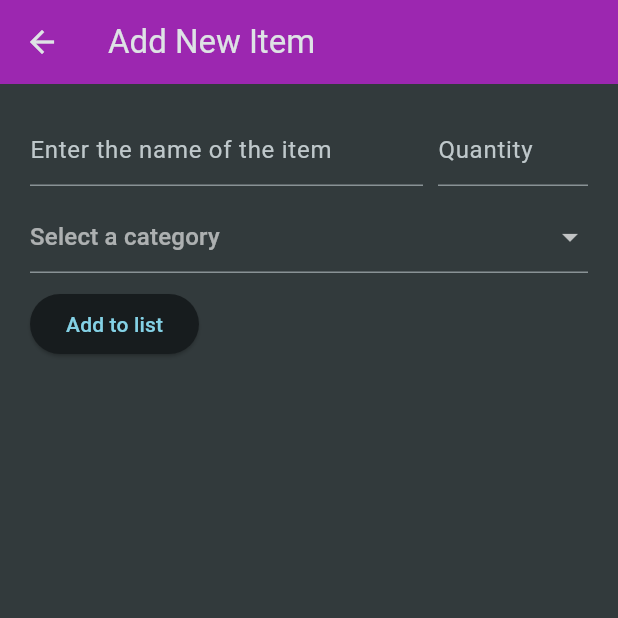
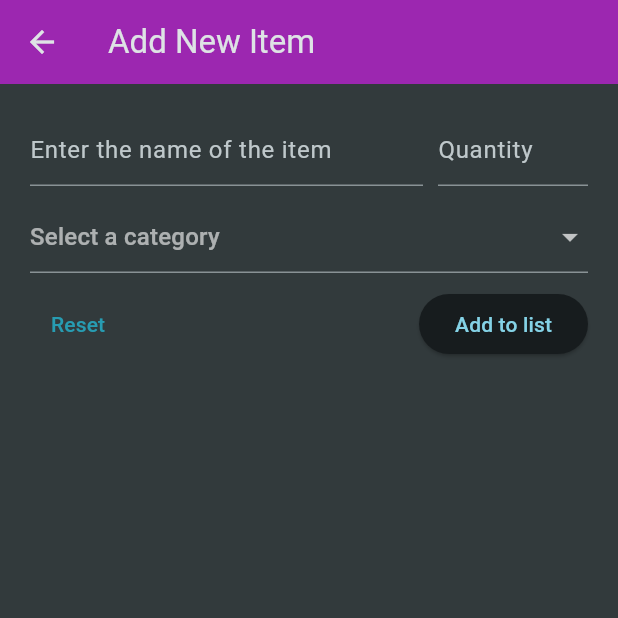
Before and after one commit to Fenysk/6_flutter_shopping_list_app, a Flutter app: the screen it shows after launch, after a tap on the "add" icon, on a phone screen of 412 x 824 dp, the top half of it. Run offline on Flutter 3.47's test engine with Material 3 defaults, Android fonts, the phone set to English and light mode, and no system bars.

Commit message:
🚧 Adding reset button

```diff
--- a/lib/widgets/new_grocery_item.dart
+++ b/lib/widgets/new_grocery_item.dart
@@ -18,6 +18,13 @@ class _NewGroceryItemState extends State<NewGroceryItem> {
   Category? _selectedCategory;
 
   final GlobalKey<FormState> _formKey = GlobalKey<FormState>();
+
+  void _resetForm() {
+    _nameController.clear();
+    _quantityController.clear();
+
+    setState(() => _selectedCategory = null);
+  }
 
   @override
   Widget build(BuildContext context) {
@@ -87,6 +94,16 @@ class _NewGroceryItemState extends State<NewGroceryItem> {
                 },
               ),
               const SizedBox(height: 10),
+              Row(
+                children: [
+                  TextButton(
+                    onPressed: _resetForm,
+                    child: const Text(
+                      'Reset',
+                      style: TextStyle(color: Color.fromARGB(184, 35, 194, 223)),
+                    ),
+                  ),
+                  const Spacer(),
                   ElevatedButton(
                     onPressed: () {
                       if (_formKey.currentState!.validate()) {
@@ -103,6 +120,8 @@ class _NewGroceryItemState extends State<NewGroceryItem> {
                   ),
                 ],
               ),
+            ],
+          ),
         ),
       ),
     );
```
Lines whose indentation alone changed are shown as unchanged.
